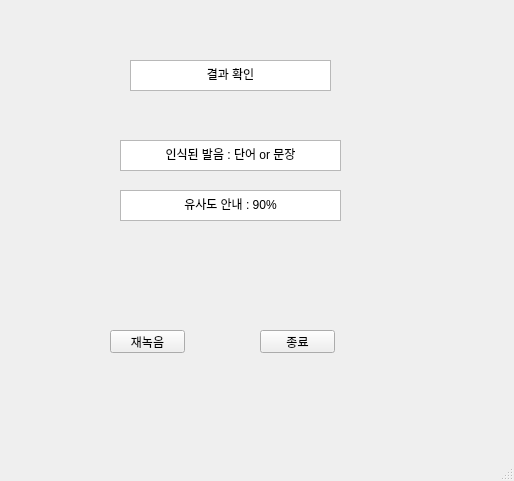
Before: the Qt Designer form result.ui in mINUs-capstone-design/Source_Code, drawn with Qt 5.
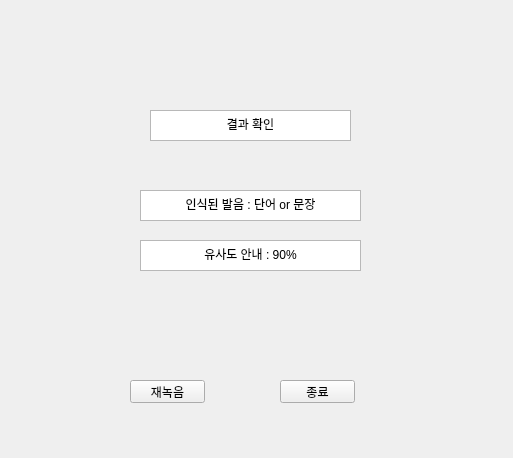
After: the same form once the commit is applied.

Patch:
```diff
--- a/result.ui
+++ b/result.ui
@@ -1,24 +1,76 @@
 <?xml version="1.0" encoding="UTF-8"?>
 <ui version="4.0">
- <class>MainWindow</class>
- <widget class="QMainWindow" name="MainWindow">
+ <class>Form</class>
+ <widget class="QWidget" name="Form">
   <property name="geometry">
    <rect>
     <x>0</x>
     <y>0</y>
-    <width>514</width>
-    <height>481</height>
+    <width>513</width>
+    <height>458</height>
    </rect>
   </property>
   <property name="windowTitle">
    <string>MainWindow</string>
   </property>
-  <widget class="QWidget" name="centralwidget">
+  <widget class="QTextBrowser" name="check_word_3">
+   <property name="geometry">
+    <rect>
+     <x>140</x>
+     <y>240</y>
+     <width>221</width>
+     <height>31</height>
+    </rect>
+   </property>
+   <property name="autoFillBackground">
+    <bool>true</bool>
+   </property>
+   <property name="html">
+    <string>&lt;!DOCTYPE HTML PUBLIC &quot;-//W3C//DTD HTML 4.0//EN&quot; &quot;http://www.w3.org/TR/REC-html40/strict.dtd&quot;&gt;
+&lt;html&gt;&lt;head&gt;&lt;meta name=&quot;qrichtext&quot; content=&quot;1&quot; /&gt;&lt;style type=&quot;text/css&quot;&gt;
+p, li { white-space: pre-wrap; }
+&lt;/style&gt;&lt;/head&gt;&lt;body style=&quot; font-family:'Gulim'; font-size:9pt; font-weight:400; font-style:normal;&quot;&gt;
+&lt;p align=&quot;center&quot; style=&quot; margin-top:0px; margin-bottom:0px; margin-left:0px; margin-right:0px; -qt-block-indent:0; text-indent:0px;&quot;&gt;유사도 안내 : 90%&lt;/p&gt;&lt;/body&gt;&lt;/html&gt;</string>
+   </property>
+  </widget>
+  <widget class="QTextBrowser" name="check_word_2">
+   <property name="geometry">
+    <rect>
+     <x>140</x>
+     <y>190</y>
+     <width>221</width>
+     <height>31</height>
+    </rect>
+   </property>
+   <property name="autoFillBackground">
+    <bool>true</bool>
+   </property>
+   <property name="html">
+    <string>&lt;!DOCTYPE HTML PUBLIC &quot;-//W3C//DTD HTML 4.0//EN&quot; &quot;http://www.w3.org/TR/REC-html40/strict.dtd&quot;&gt;
+&lt;html&gt;&lt;head&gt;&lt;meta name=&quot;qrichtext&quot; content=&quot;1&quot; /&gt;&lt;style type=&quot;text/css&quot;&gt;
+p, li { white-space: pre-wrap; }
+&lt;/style&gt;&lt;/head&gt;&lt;body style=&quot; font-family:'Gulim'; font-size:9pt; font-weight:400; font-style:normal;&quot;&gt;
+&lt;p align=&quot;center&quot; style=&quot; margin-top:0px; margin-bottom:0px; margin-left:0px; margin-right:0px; -qt-block-indent:0; text-indent:0px;&quot;&gt;인식된 발음 : 단어 or 문장&lt;/p&gt;&lt;/body&gt;&lt;/html&gt;</string>
+   </property>
+  </widget>
+  <widget class="QPushButton" name="pushButton_2">
+   <property name="geometry">
+    <rect>
+     <x>280</x>
+     <y>380</y>
+     <width>75</width>
+     <height>23</height>
+    </rect>
+   </property>
+   <property name="text">
+    <string>종료</string>
+   </property>
+  </widget>
    <widget class="QTextBrowser" name="check_word">
     <property name="geometry">
      <rect>
-      <x>130</x>
-      <y>60</y>
+     <x>150</x>
+     <y>110</y>
       <width>201</width>
       <height>31</height>
      </rect>
@@ -34,51 +86,11 @@
 &lt;p align=&quot;center&quot; style=&quot; margin-top:0px; margin-bottom:0px; margin-left:0px; margin-right:0px; -qt-block-indent:0; text-indent:0px;&quot;&gt;결과 확인&lt;/p&gt;&lt;/body&gt;&lt;/html&gt;</string>
     </property>
    </widget>
-   <widget class="QTextBrowser" name="check_word_2">
-    <property name="geometry">
-     <rect>
-      <x>120</x>
-      <y>140</y>
-      <width>221</width>
-      <height>31</height>
-     </rect>
-    </property>
-    <property name="autoFillBackground">
-     <bool>true</bool>
-    </property>
-    <property name="html">
-     <string>&lt;!DOCTYPE HTML PUBLIC &quot;-//W3C//DTD HTML 4.0//EN&quot; &quot;http://www.w3.org/TR/REC-html40/strict.dtd&quot;&gt;
-&lt;html&gt;&lt;head&gt;&lt;meta name=&quot;qrichtext&quot; content=&quot;1&quot; /&gt;&lt;style type=&quot;text/css&quot;&gt;
-p, li { white-space: pre-wrap; }
-&lt;/style&gt;&lt;/head&gt;&lt;body style=&quot; font-family:'Gulim'; font-size:9pt; font-weight:400; font-style:normal;&quot;&gt;
-&lt;p align=&quot;center&quot; style=&quot; margin-top:0px; margin-bottom:0px; margin-left:0px; margin-right:0px; -qt-block-indent:0; text-indent:0px;&quot;&gt;인식된 발음 : 단어 or 문장&lt;/p&gt;&lt;/body&gt;&lt;/html&gt;</string>
-    </property>
-   </widget>
-   <widget class="QTextBrowser" name="check_word_3">
-    <property name="geometry">
-     <rect>
-      <x>120</x>
-      <y>190</y>
-      <width>221</width>
-      <height>31</height>
-     </rect>
-    </property>
-    <property name="autoFillBackground">
-     <bool>true</bool>
-    </property>
-    <property name="html">
-     <string>&lt;!DOCTYPE HTML PUBLIC &quot;-//W3C//DTD HTML 4.0//EN&quot; &quot;http://www.w3.org/TR/REC-html40/strict.dtd&quot;&gt;
-&lt;html&gt;&lt;head&gt;&lt;meta name=&quot;qrichtext&quot; content=&quot;1&quot; /&gt;&lt;style type=&quot;text/css&quot;&gt;
-p, li { white-space: pre-wrap; }
-&lt;/style&gt;&lt;/head&gt;&lt;body style=&quot; font-family:'Gulim'; font-size:9pt; font-weight:400; font-style:normal;&quot;&gt;
-&lt;p align=&quot;center&quot; style=&quot; margin-top:0px; margin-bottom:0px; margin-left:0px; margin-right:0px; -qt-block-indent:0; text-indent:0px;&quot;&gt;유사도 안내 : 90%&lt;/p&gt;&lt;/body&gt;&lt;/html&gt;</string>
-    </property>
-   </widget>
    <widget class="QPushButton" name="pushButton">
     <property name="geometry">
      <rect>
-      <x>110</x>
-      <y>330</y>
+     <x>130</x>
+     <y>380</y>
       <width>75</width>
       <height>23</height>
      </rect>
@@ -87,31 +99,6 @@
      <string>재녹음</string>
     </property>
    </widget>
-   <widget class="QPushButton" name="pushButton_2">
-    <property name="geometry">
-     <rect>
-      <x>260</x>
-      <y>330</y>
-      <width>75</width>
-      <height>23</height>
-     </rect>
-    </property>
-    <property name="text">
-     <string>종료</string>
-    </property>
-   </widget>
-  </widget>
-  <widget class="QMenuBar" name="menubar">
-   <property name="geometry">
-    <rect>
-     <x>0</x>
-     <y>0</y>
-     <width>514</width>
-     <height>21</height>
-    </rect>
-   </property>
-  </widget>
-  <widget class="QStatusBar" name="statusbar"/>
  </widget>
  <resources/>
  <connections/>
```
Left out of the diff: 2 changed lines with no effect on the pictures. Lines whose indentation alone changed are shown as unchanged.
